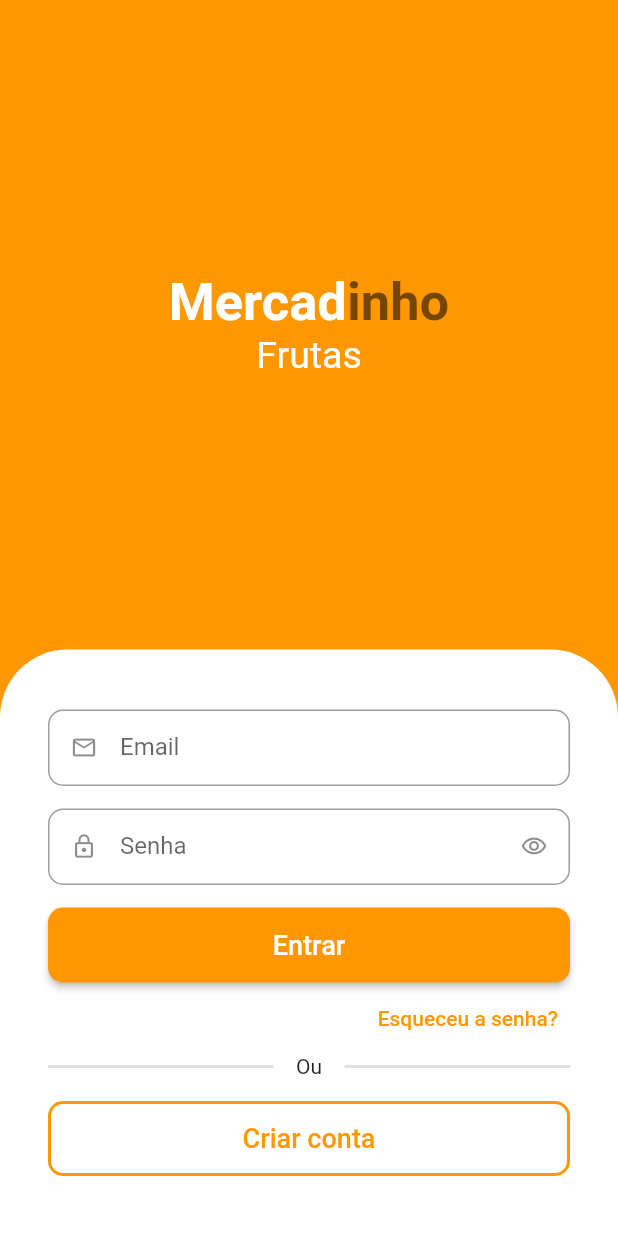
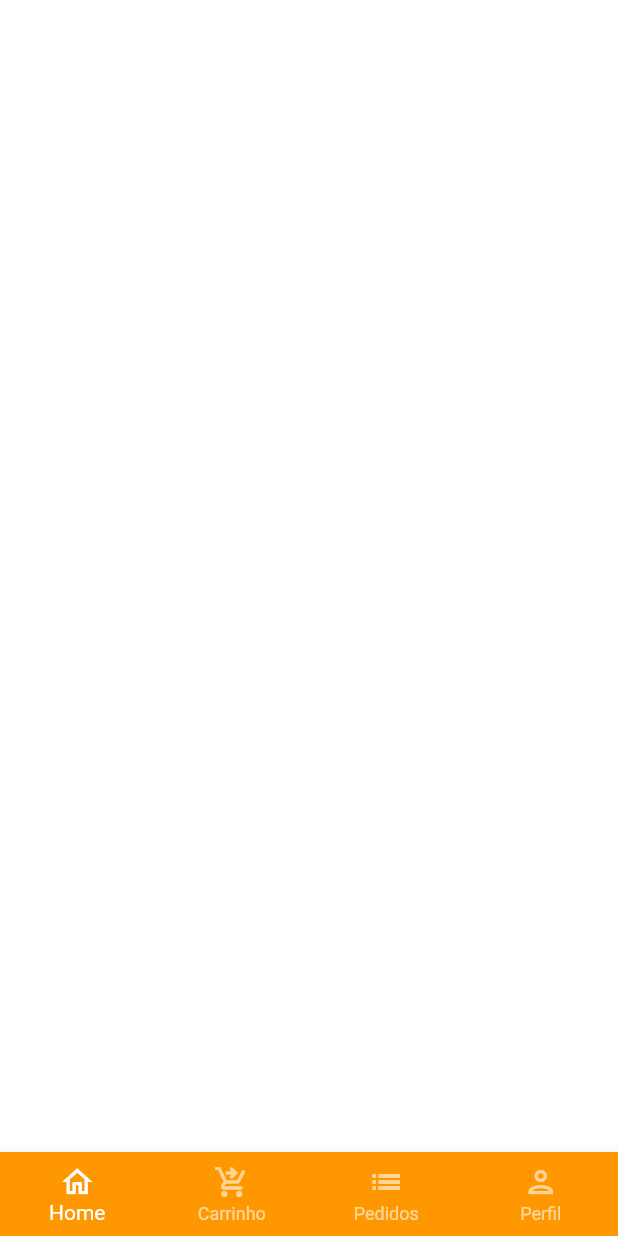
Before and after one commit to emersonbarina/quitanda-course-frontend, a Flutter app: the screen it shows after launch, after a tap on "Entrar", on a phone screen of 412 x 824 dp. Run offline on Flutter 3.47's test engine with Material 2 defaults, Android fonts, the phone set to English and light mode, and no system bars; drawn by our look-alikes of animated_text_kit; our stand-ins replace mask_text_input_formatter.

Commit message:
Login UI - Base Screen with BottomNavigationBar

```diff
--- a/lib/main.dart
+++ b/lib/main.dart
@@ -14,7 +14,7 @@ class MyApp extends StatelessWidget {
     return MaterialApp(
       title: 'Flutter Demo',
       theme: ThemeData(
-        primarySwatch: tPrimaryColors,
+        primarySwatch: tColorsPrimary,
       ),
       debugShowCheckedModeBanner: false,
       home: const SignInScreen(),
--- a/lib/scr/auth/sign_in_screen.dart
+++ b/lib/scr/auth/sign_in_screen.dart
@@ -1,6 +1,7 @@
 import 'package:animated_text_kit/animated_text_kit.dart';
 import 'package:flutter/material.dart';
 import 'package:quitanda/scr/auth/sign_up_screen.dart';
+import 'package:quitanda/scr/base/base_screen.dart';
 import 'package:quitanda/scr/components/custom_text_field.dart';
 import 'package:quitanda/scr/constants/sizes.dart';
 import 'package:quitanda/scr/constants/texts.dart';
@@ -34,14 +35,14 @@ class SignInScreen extends StatelessWidget {
                           TextSpan(
                             text: tAppTitle1,
                             style: TextStyle(
-                              color: tPrimaryColorsTextLight,
+                              color: tColorsLight,
                               fontWeight: FontWeight.bold,
                             ),
                           ),
                           TextSpan(
                             text: tAppTitle2,
                             style: TextStyle(
-                              color: tPrimaryColorsTextDark,
+                              color: tColorsDark,
                               fontWeight: FontWeight.bold,
                             ),
                           ),
@@ -78,7 +79,7 @@ class SignInScreen extends StatelessWidget {
                 padding:
                     const EdgeInsets.symmetric(horizontal: 32, vertical: 40),
                 decoration: const BoxDecoration(
-                  color: tPrimaryBackGround,
+                  color: tColorsPrimaryBackGround,
                   borderRadius: BorderRadius.vertical(top: Radius.circular(45)),
                 ),
                 child: Column(
@@ -103,12 +104,18 @@ class SignInScreen extends StatelessWidget {
                             shape: RoundedRectangleBorder(
                                 borderRadius:
                                     BorderRadius.circular(tBorderRadius))),
-                        onPressed: () {},
+                        onPressed: () {
+                          Navigator.of(context).pushReplacement(
+                            MaterialPageRoute(builder: (c) {
+                              return const BaseScreen();
+                            }),
+                          );
+                        },
                         child: const Text(
                           tLogin,
                           style: TextStyle(
                             fontSize: tFontSizeButton,
-                            color: tPrimaryColorsTextLight,
+                            color: tColorsLight,
                           ),
                         ),
                       ),
@@ -118,7 +125,9 @@ class SignInScreen extends StatelessWidget {
                     Align(
                       alignment: Alignment.centerRight,
                       child: TextButton(
-                        onPressed: () {},
+                        onPressed: () {
+
+                        },
                         child: const Text('Esqueceu a senha?'),
                       ),
                     ),
@@ -157,7 +166,7 @@ class SignInScreen extends StatelessWidget {
                           ),
                           side: const BorderSide(
                             width: 2,
-                            color: tPrimaryColors,
+                            color: tColorsPrimary,
                           ),
                         ),
                         onPressed: () {
--- a/lib/scr/auth/sign_up_screen.dart
+++ b/lib/scr/auth/sign_up_screen.dart
@@ -23,7 +23,7 @@ class SignUpScreen extends StatelessWidget {
     final size = MediaQuery.of(context).size;
 
     return Scaffold(
-      backgroundColor: tPrimaryColors,
+      backgroundColor: tColorsPrimary,
       body: SingleChildScrollView(
         child: SizedBox(
           height: size.height,
@@ -38,7 +38,7 @@ class SignUpScreen extends StatelessWidget {
                       child: Text(
                         tTitleAccount,
                         style: TextStyle(
-                            color: tPrimaryColorsTextLight,
+                            color: tColorsLight,
                             fontSize: tFontSizeHeader,
                             fontWeight: FontWeight.bold),
                       ),
@@ -49,7 +49,7 @@ class SignUpScreen extends StatelessWidget {
                   Container(
                     padding: const EdgeInsets.symmetric(horizontal: 32, vertical: 40),
                     decoration: const BoxDecoration(
-                      color: tPrimaryBackGround,
+                      color: tColorsPrimaryBackGround,
                       borderRadius: BorderRadius.vertical(top: Radius.circular(45)),
                     ),
                     child: Column(
@@ -91,7 +91,7 @@ class SignUpScreen extends StatelessWidget {
                                 tSaveAccount,
                                 style: TextStyle(
                                   fontSize: tFontSizeButton,
-                                  color: tPrimaryColorsTextLight,
+                                  color: tColorsLight,
                                 ),
                               ),
                             ),
@@ -108,7 +108,7 @@ class SignUpScreen extends StatelessWidget {
                   onPressed: () {
                     Navigator.of(context).pop();
                   },
-                  icon: const Icon(Icons.arrow_back_ios, color: tPrimaryBackGround,),
+                  icon: const Icon(Icons.arrow_back_ios, color: tColorsPrimaryBackGround,),
                 ),),
               ),
             ],
--- /dev/null
+++ b/lib/scr/base/base_screen.dart
@@ -0,0 +1,40 @@
+import 'package:flutter/material.dart';
+import 'package:quitanda/scr/constants/colors.dart';
+import 'package:quitanda/scr/constants/texts.dart';
+
+class BaseScreen extends StatelessWidget {
+  const BaseScreen({Key? key}) : super(key: key);
+
+  @override
+  Widget build(BuildContext context) {
+    return Scaffold(
+      body: Container(
+        color: tColorsPrimaryBackGround,
+      ),
+      bottomNavigationBar: BottomNavigationBar(
+        type: BottomNavigationBarType.fixed,
+        backgroundColor: tColorsPrimary,
+        selectedItemColor: tColorsLight,
+        unselectedItemColor: tColorsLightUnselected,
+        items: const [
+          BottomNavigationBarItem(
+            icon: Icon(Icons.home_outlined),
+            label: tNavHome,
+          ),
+          BottomNavigationBarItem(
+            icon: Icon(Icons.shopping_cart_checkout_outlined),
+            label: tNavCart,
+          ),
+          BottomNavigationBarItem(
+            icon: Icon(Icons.list_outlined),
+            label: tNavOrder,
+          ),
+          BottomNavigationBarItem(
+            icon: Icon(Icons.person_outlined),
+            label: tNavProfile,
+          ),
+        ],
+      ),
+    );
+  }
+}
--- a/lib/scr/constants/colors.dart
+++ b/lib/scr/constants/colors.dart
@@ -1,6 +1,8 @@
 import 'package:flutter/material.dart';
 
-const tPrimaryColors = Colors.orange;
-const tPrimaryBackGround = Colors.white;
-const tPrimaryColorsTextLight = Colors.white;
-const tPrimaryColorsTextDark = Colors.black54;
+const tColorsPrimary = Colors.orange;
+const tColorsPrimaryBackGround = Colors.white;
+const tColorsLight = Colors.white;
+const tColorsLightUnselected = Colors.white60;
+
+const tColorsDark = Colors.black54;
--- a/lib/scr/constants/texts.dart
+++ b/lib/scr/constants/texts.dart
@@ -13,3 +13,8 @@ const tPassword = 'Senha';
 const tFullName = 'Nome';
 const tPhone = 'Telefone';
 const tCPF = 'CPF';
+
+const tNavHome = 'Home';
+const tNavCart = 'Carrinho';
+const tNavOrder = 'Pedidos';
+const tNavProfile = 'Perfil';
```
